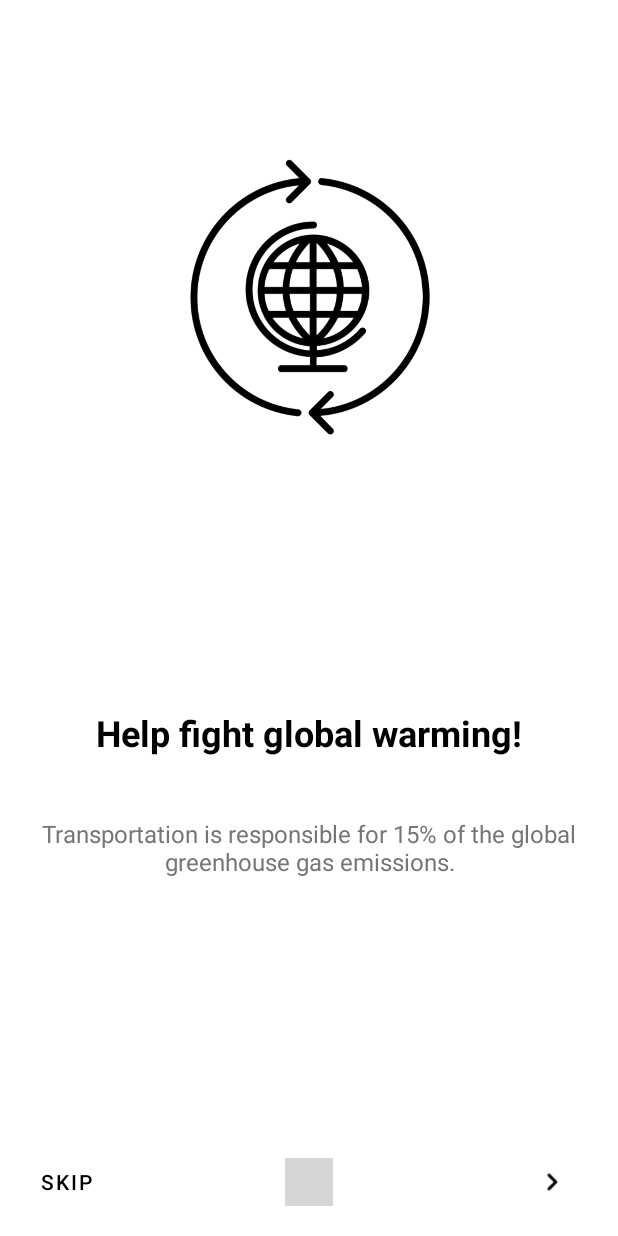
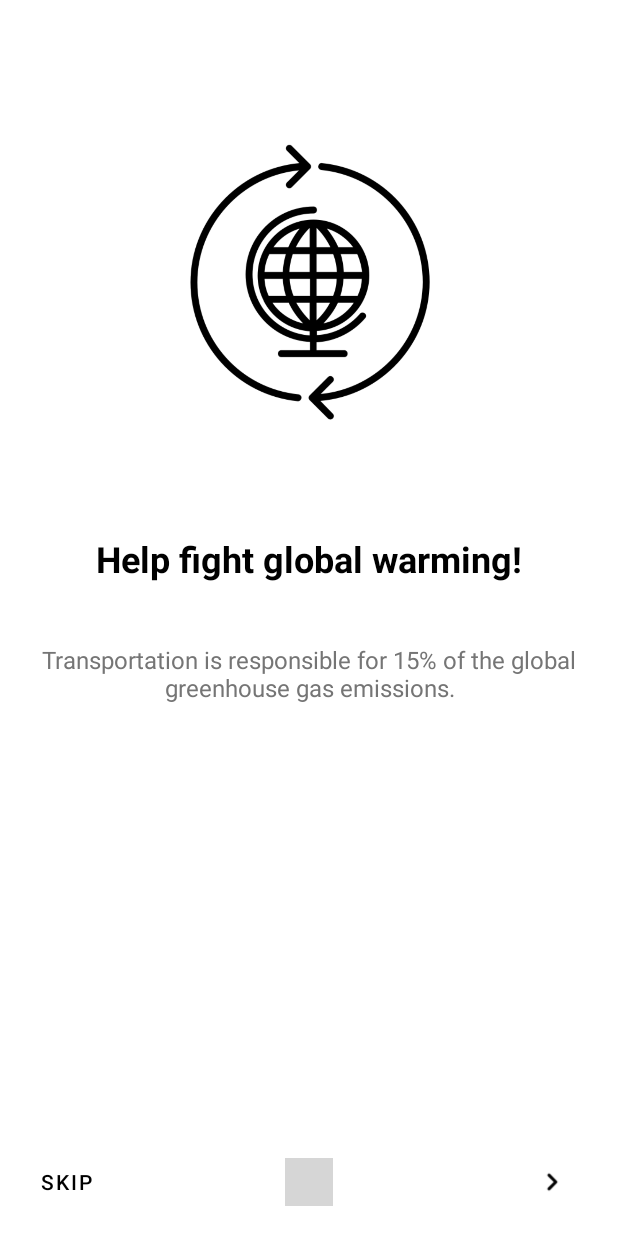
Before and after one commit to kodefish/travel-co2-footprint-calculator, an Android app: the screen it shows after launch (OnboardingActivity), on a phone screen of 412 x 824 dp. Run offline under Robolectric (Android 15) with nearby library versions, the phone set to English and light mode, and no system bars; our stand-ins replace Picasso, navigation-ui; libraries missing offline, so code that uses them is left out: com.rd; plain views replace PageIndicatorView; pictures from the network do not load; 1 statement that could not run was skipped; grey boxes are pictures that could not be loaded.

Commit message:
adjusted onboarding size of image

```diff
--- a/android-app/app/src/main/res/layout/fragment_onboarding.xml
+++ b/android-app/app/src/main/res/layout/fragment_onboarding.xml
@@ -10,15 +10,19 @@
     <ImageView
         android:id="@+id/onboarding_fragment_image"
         android:layout_width="match_parent"
-        android:layout_height="400dp"
-        android:padding="?attr/actionBarSize"/>
+        android:layout_height="wrap_content"
+        android:layout_marginTop="?attr/actionBarSize"
+        android:layout_marginRight="?attr/actionBarSize"
+        android:layout_marginLeft="?attr/actionBarSize"
+        android:src="@drawable/icon_sustainability"
+        android:adjustViewBounds="true"/>
 
     <TextView
         android:id="@+id/onboarding_fragment_title"
         android:layout_width="wrap_content"
         android:layout_height="wrap_content"
         android:layout_below="@+id/onboarding_fragment_image"
-        android:layout_marginTop="?attr/actionBarSize"
+        android:layout_marginTop="@dimen/default_padding"
         android:text="title"
         android:textColor="@android:color/black"
         android:textSize="@dimen/material_text_headline"
@@ -33,7 +37,7 @@
         android:layout_below="@id/onboarding_fragment_title"
         android:layout_marginTop="32sp"
         style="@style/material_subhead"
-        android:text="subtitle"
+        android:text="@string/onboarding_3_subtitle"
         android:gravity="center"
         android:textColor="@color/primaryDarkGray"
         android:layout_centerHorizontal="true" />
--- a/android-app/app/src/main/res/values/strings.xml
+++ b/android-app/app/src/main/res/values/strings.xml
@@ -13,8 +13,8 @@
 
     <string name="notification_service_text">Gathering Sensor Data…</string>
     <string name="locations_required_title">Locations required</string>
-    <string name="locations_required_goodbye">You didn\'t accept the location request. Without locations, the application cannot work as intended. Goodbye!</string>
-    <string name="locations_required_text">Without location, the app cannot work as intended. Please accept the location request.</string>
+    <string name="locations_required_goodbye">You didn\'t accept the location request. Unfortunately without locations, the application cannot work as intended. Goodbye!</string>
+    <string name="locations_required_text">Without location access, the app cannot work as intended. Please accept the location request.</string>
     <string name="okay">Okay</string>
     <string name="start_scanning">Start Trip</string>
     <string name="stop_scanning">Stop Trip</string>
@@ -62,7 +62,7 @@
     </string>
     <string name="onboarding_3_title">Save the Polar Bears!</string>
     <string name="onboarding_3_subtitle">
-        Stay under the carbon budget of allocated by the Paris Agreement to help reduce the worldwide carbon emissions.
+        Stay under the carbon budget defined by the UN to help reduce the worldwide carbon emissions.
     </string>
     <string name="emissions_budget_format">%.0fg/%.0fg</string>
     <string name="statistics_one_month_label">1 Month</string>
```
